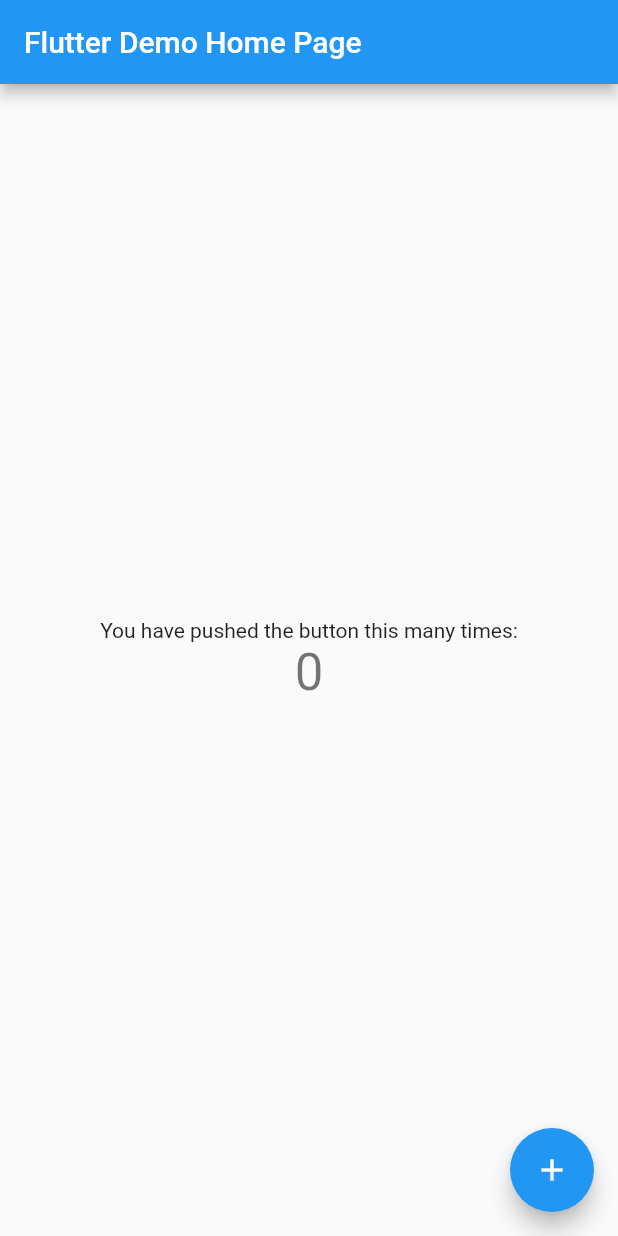
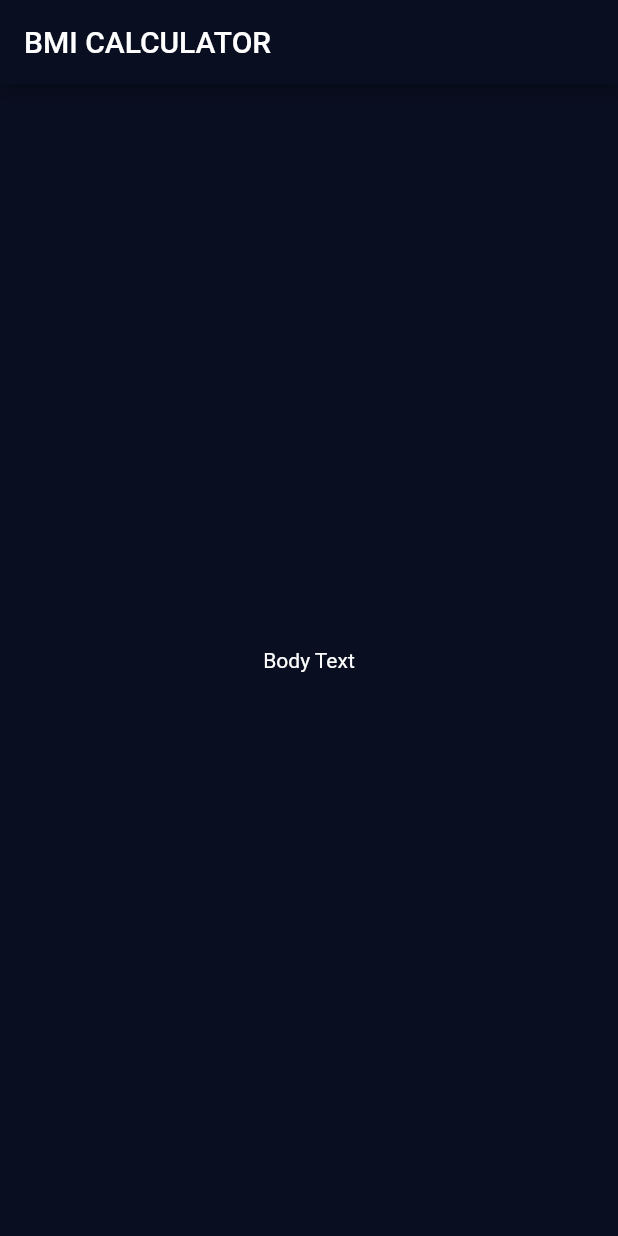
Before and after one commit to QwequSandies/bmi_calculator, a Flutter app: the screen it shows after launch, on a phone screen of 412 x 824 dp. Run offline on Flutter 3.47's test engine with Material 2 defaults, Android fonts, the phone set to English and light mode, and no system bars.

Commit message:
added new dart file

```diff
--- /dev/null
+++ b/lib/input.dart
@@ -0,0 +1,20 @@
+import 'package:flutter/material.dart';
+
+class InputPage extends StatefulWidget {
+  @override
+  _InputPageState createState() => _InputPageState();
+}
+
+class _InputPageState extends State<InputPage> {
+  @override
+  Widget build(BuildContext context) {
+    return Scaffold(
+      appBar: AppBar(
+        title: Text('BMI CALCULATOR'),
+      ),
+      body: Center(
+        child: Text('Body Text'),
+      ),
+    );
+  }
+}
--- a/lib/main.dart
+++ b/lib/main.dart
@@ -1,113 +1,16 @@
 import 'package:flutter/material.dart';
+import 'input.dart';
 
-void main() {
-  runApp(MyApp());
-}
+void main() => runApp(BMICalculator());
 
-class MyApp extends StatelessWidget {
-  // This widget is the root of your application.
+class BMICalculator extends StatelessWidget {
   @override
   Widget build(BuildContext context) {
     return MaterialApp(
-      title: 'Flutter Demo',
-      theme: ThemeData(
-        // This is the theme of your application.
-        //
-        // Try running your application with "flutter run". You'll see the
-        // application has a blue toolbar. Then, without quitting the app, try
-        // changing the primarySwatch below to Colors.green and then invoke
-        // "hot reload" (press "r" in the console where you ran "flutter run",
-        // or simply save your changes to "hot reload" in a Flutter IDE).
-        // Notice that the counter didn't reset back to zero; the application
-        // is not restarted.
-        primarySwatch: Colors.blue,
-      ),
-      home: MyHomePage(title: 'Flutter Demo Home Page'),
+      theme: ThemeData.dark().copyWith(
+          primaryColor: Color(0xFF0A0E21),
+          scaffoldBackgroundColor: Color(0xFF0A0E21)),
+      home: InputPage(),
     );
   }
 }
-
-class MyHomePage extends StatefulWidget {
-  MyHomePage({Key key, this.title}) : super(key: key);
-
-  // This widget is the home page of your application. It is stateful, meaning
-  // that it has a State object (defined below) that contains fields that affect
-  // how it looks.
-
-  // This class is the configuration for the state. It holds the values (in this
-  // case the title) provided by the parent (in this case the App widget) and
-  // used by the build method of the State. Fields in a Widget subclass are
-  // always marked "final".
-
-  final String title;
-
-  @override
-  _MyHomePageState createState() => _MyHomePageState();
-}
-
-class _MyHomePageState extends State<MyHomePage> {
-  int _counter = 0;
-
-  void _incrementCounter() {
-    setState(() {
-      // This call to setState tells the Flutter framework that something has
-      // changed in this State, which causes it to rerun the build method below
-      // so that the display can reflect the updated values. If we changed
-      // _counter without calling setState(), then the build method would not be
-      // called again, and so nothing would appear to happen.
-      _counter++;
-    });
-  }
-
-  @override
-  Widget build(BuildContext context) {
-    // This method is rerun every time setState is called, for instance as done
-    // by the _incrementCounter method above.
-    //
-    // The Flutter framework has been optimized to make rerunning build methods
-    // fast, so that you can just rebuild anything that needs updating rather
-    // than having to individually change instances of widgets.
-    return Scaffold(
-      appBar: AppBar(
-        // Here we take the value from the MyHomePage object that was created by
-        // the App.build method, and use it to set our appbar title.
-        title: Text(widget.title),
-      ),
-      body: Center(
-        // Center is a layout widget. It takes a single child and positions it
-        // in the middle of the parent.
-        child: Column(
-          // Column is also a layout widget. It takes a list of children and
-          // arranges them vertically. By default, it sizes itself to fit its
-          // children horizontally, and tries to be as tall as its parent.
-          //
-          // Invoke "debug painting" (press "p" in the console, choose the
-          // "Toggle Debug Paint" action from the Flutter Inspector in Android
-          // Studio, or the "Toggle Debug Paint" command in Visual Studio Code)
-          // to see the wireframe for each widget.
-          //
-          // Column has various properties to control how it sizes itself and
-          // how it positions its children. Here we use mainAxisAlignment to
-          // center the children vertically; the main axis here is the vertical
-          // axis because Columns are vertical (the cross axis would be
-          // horizontal).
-          mainAxisAlignment: MainAxisAlignment.center,
-          children: <Widget>[
-            Text(
-              'You have pushed the button this many times:',
-            ),
-            Text(
-              '$_counter',
-              style: Theme.of(context).textTheme.headline4,
-            ),
-          ],
-        ),
-      ),
-      floatingActionButton: FloatingActionButton(
-        onPressed: _incrementCounter,
-        tooltip: 'Increment',
-        child: Icon(Icons.add),
-      ), // This trailing comma makes auto-formatting nicer for build methods.
-    );
-  }
-}
```
Also changed, not shown: 1 other file.
